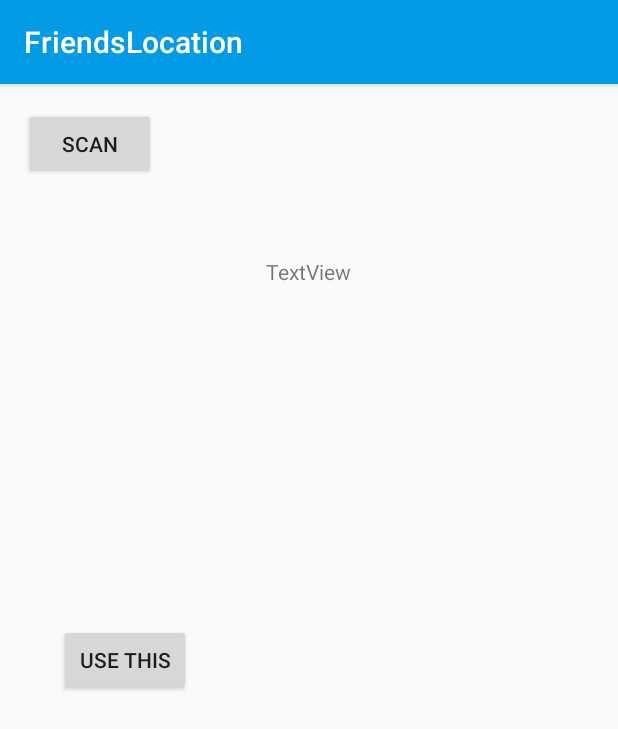
After one commit to meni432/FriendsLocation, an Android app: the FindByQRActivity screen opened directly, with no data from a screen before it, on a phone screen of 412 x 824 dp. The commit adds this screen. Shown: the top 729 px of the screen. Run offline under Robolectric (Android 15) with nearby library versions, the phone set to English and light mode, and no system bars.

Commit message:
add sq scanner and gps

```diff
--- /dev/null
+++ b/app/src/main/java/com/menisamet/friendslocation/FindByQRActivity.java
@@ -0,0 +1,44 @@
+package com.menisamet.friendslocation;
+
+import android.content.Intent;
+import android.support.v7.app.AppCompatActivity;
+import android.os.Bundle;
+import android.util.Log;
+import android.view.View;
+import android.widget.TextView;
+
+import com.google.zxing.integration.android.IntentIntegrator;
+import com.google.zxing.integration.android.IntentResult;
+
+public class FindByQRActivity extends AppCompatActivity {
+
+    TextView mContentsTextView;
+    @Override
+    protected void onCreate(Bundle savedInstanceState) {
+        super.onCreate(savedInstanceState);
+        setContentView(R.layout.activity_find_by_qr);
+
+        mContentsTextView = (TextView)findViewById(R.id.textView_content);
+        startScan();
+    }
+
+    public void onActivityResult(int requestCode, int resultCode, Intent intent) {
+        IntentResult scanResult = IntentIntegrator.parseActivityResult(requestCode, resultCode, intent);
+        if (scanResult != null) {
+            if (scanResult.getContents() != null) {
+            Log.d("tag", scanResult.getContents());
+                mContentsTextView.setText(scanResult.getContents());
+            }
+        }
+
+    }
+
+    public void scanButtonPressed(View view) {
+        startScan();
+    }
+
+    public void startScan() {
+        IntentIntegrator integrator = new IntentIntegrator(this);
+        integrator.initiateScan();
+    }
+}
--- a/app/src/main/java/com/menisamet/friendslocation/FindMyLocationActivity.java
+++ b/app/src/main/java/com/menisamet/friendslocation/FindMyLocationActivity.java
@@ -25,4 +25,8 @@ public class FindMyLocationActivity extends AppCompatActivity {
     public void getByGPSSelected(View view) {
         Utility.checkAuthAndGoToActivity(this, FindByGPSActivity.class);
     }
+
+    public void getByQRSelected(View view){
+        Utility.checkAuthAndGoToActivity(this, FindByQRActivity.class);
+    }
 }
--- a/app/src/main/res/layout/activity_find_by_gps.xml
+++ b/app/src/main/res/layout/activity_find_by_gps.xml
@@ -17,7 +17,8 @@
         android:layout_alignParentTop="true"
         android:layout_centerHorizontal="true"
         android:layout_marginTop="46dp"
-        android:id="@+id/button" />
+        android:id="@+id/button"
+        android:onClick="buttonLocation" />
 
     <TextView
         android:text="TextView"
--- /dev/null
+++ b/app/src/main/res/layout/activity_find_by_qr.xml
@@ -0,0 +1,42 @@
+<?xml version="1.0" encoding="utf-8"?>
+<RelativeLayout xmlns:android="http://schemas.android.com/apk/res/android"
+    xmlns:tools="http://schemas.android.com/tools"
+    android:id="@+id/activity_find_by_qr"
+    android:layout_width="match_parent"
+    android:layout_height="match_parent"
+    android:paddingBottom="@dimen/activity_vertical_margin"
+    android:paddingLeft="@dimen/activity_horizontal_margin"
+    android:paddingRight="@dimen/activity_horizontal_margin"
+    android:paddingTop="@dimen/activity_vertical_margin"
+    tools:context="com.menisamet.friendslocation.FindByQRActivity">
+
+    <TextView
+        android:text="TextView"
+        android:layout_width="wrap_content"
+        android:layout_height="wrap_content"
+        android:layout_alignParentTop="true"
+        android:layout_centerHorizontal="true"
+        android:layout_marginTop="99dp"
+        android:id="@+id/textView_content" />
+
+    <Button
+        android:text="Use this"
+        android:layout_width="wrap_content"
+        android:layout_height="wrap_content"
+        android:layout_centerVertical="true"
+        android:layout_alignParentLeft="true"
+        android:layout_alignParentStart="true"
+        android:layout_marginLeft="23dp"
+        android:layout_marginStart="23dp"
+        android:id="@+id/button_save" />
+
+    <Button
+        android:text="SCAN"
+        android:layout_width="wrap_content"
+        android:layout_height="wrap_content"
+        android:layout_alignParentTop="true"
+        android:layout_alignParentLeft="true"
+        android:layout_alignParentStart="true"
+        android:id="@+id/button_scan_again"
+        android:onClick="scanButtonPressed" />
+</RelativeLayout>
--- a/app/src/main/res/layout/activity_find_my_location.xml
+++ b/app/src/main/res/layout/activity_find_my_location.xml
@@ -60,6 +60,7 @@
                 android:layout_width="wrap_content"
                 android:layout_height="match_parent"
                 android:id="@+id/button_QR"
+                android:onClick="getByQRSelected"
                 android:layout_weight="1" />
 
         </LinearLayout>
```
Also changed, not shown: app/src/main/AndroidManifest.xml (+9 -9 lines), app/src/main/java/com/menisamet/friendslocation/FindByGPSActivity.java (+24 -12 lines), app/src/main/java/com/menisamet/friendslocation/MainActivity.java (+0 -10 lines).
